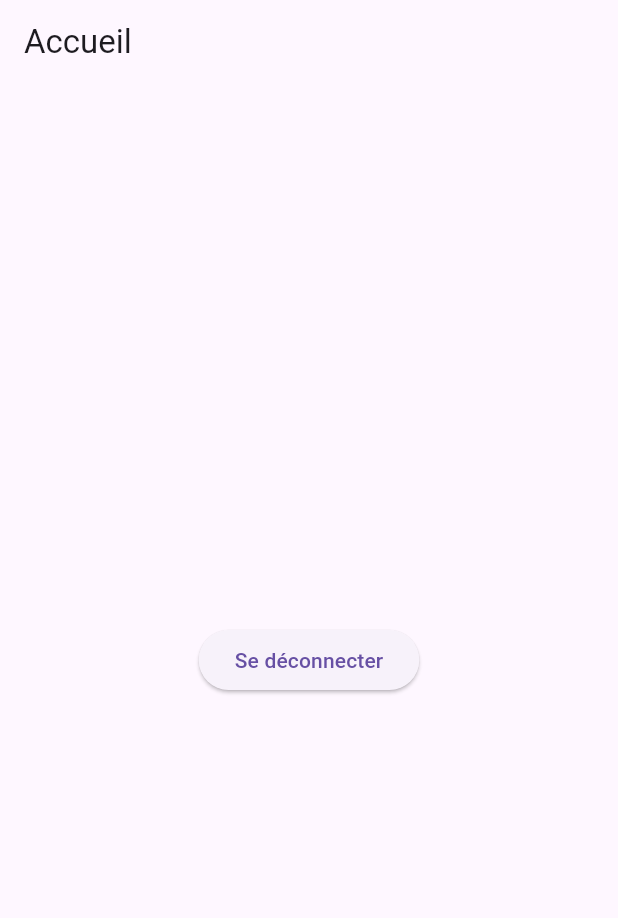
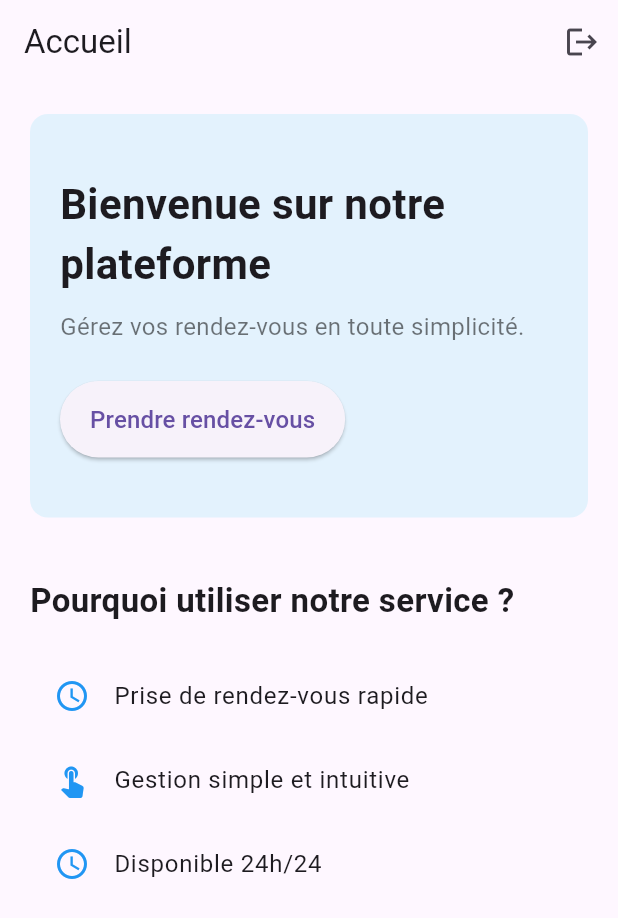
Before and after one commit to Nicolab78/Doctolib-copy, a Flutter app: the HomeScreen screen opened directly, on a phone screen of 412 x 824 dp. Shown: the top 918 px of the screen. Run offline on Flutter 3.47's test engine with Material 3 defaults, Android fonts, the phone set to English and light mode, and no system bars; our stand-ins replace dio, flutter_secure_storage; accounts and stored records are empty.

Commit message:
mobile appointement

```diff
--- a/doctolib_mobile/lib/screens/home_screen.dart
+++ b/doctolib_mobile/lib/screens/home_screen.dart
@@ -1,20 +1,105 @@
 import 'package:flutter/material.dart';
 import '../services/auth_service.dart';
+import 'practitioners_screen.dart';
 
 class HomeScreen extends StatelessWidget {
   final auth = AuthService();
 
+  HomeScreen({super.key});
+
   @override
   Widget build(BuildContext context) {
     return Scaffold(
-      appBar: AppBar(title: Text("Accueil")),
-      body: Center(
-        child: ElevatedButton(
-          onPressed: () async {
-            await auth.logout();
-            Navigator.pop(context);
-          },
-          child: Text("Se déconnecter"),
+      appBar: AppBar(
+        title: const Text("Accueil"),
+        actions: [
+          IconButton(
+            icon: const Icon(Icons.logout),
+            onPressed: () async {
+              await auth.logout();
+              Navigator.pop(context);
+            },
+          ),
+        ],
+      ),
+
+      body: SingleChildScrollView(
+        padding: const EdgeInsets.all(20),
+        child: Column(
+          crossAxisAlignment: CrossAxisAlignment.start,
+          children: [
+            Container(
+              width: double.infinity,
+              padding: const EdgeInsets.symmetric(vertical: 40, horizontal: 20),
+              decoration: BoxDecoration(
+                color: Colors.blue.shade50,
+                borderRadius: BorderRadius.circular(12),
+              ),
+              child: Column(
+                crossAxisAlignment: CrossAxisAlignment.start,
+                children: [
+                  const Text(
+                    "Bienvenue sur notre plateforme",
+                    style: TextStyle(fontSize: 28, fontWeight: FontWeight.bold),
+                  ),
+
+                  const SizedBox(height: 10),
+
+                  const Text(
+                    "Gérez vos rendez-vous en toute simplicité.",
+                    style: TextStyle(fontSize: 16, color: Colors.black54),
+                  ),
+
+                  const SizedBox(height: 25),
+
+                  ElevatedButton(
+                    onPressed: () {
+                      Navigator.push(
+                        context,
+                        MaterialPageRoute(
+                          builder: (_) => const PractitionersScreen(),
+                        ),
+                      );
+                    },
+                    style: ElevatedButton.styleFrom(
+                      padding: const EdgeInsets.symmetric(
+                        vertical: 14,
+                        horizontal: 20,
+                      ),
+                    ),
+                    child: const Text(
+                      "Prendre rendez-vous",
+                      style: TextStyle(fontSize: 16),
+                    ),
+                  ),
+                ],
+              ),
+            ),
+
+            const SizedBox(height: 40),
+
+            const Text(
+              "Pourquoi utiliser notre service ?",
+              style: TextStyle(fontSize: 22, fontWeight: FontWeight.bold),
+            ),
+
+            const SizedBox(height: 20),
+
+            const ListTile(
+              leading: Icon(Icons.schedule, color: Colors.blue),
+              title: Text("Prise de rendez-vous rapide"),
+            ),
+
+            const ListTile(
+              leading: Icon(Icons.touch_app, color: Colors.blue),
+              title: Text("Gestion simple et intuitive"),
+            ),
+
+            const ListTile(
+              leading: Icon(Icons.access_time, color: Colors.blue),
+              title: Text("Disponible 24h/24"),
+            ),
+          ],
         ),
       ),
     );
```
Also changed, not shown: doctolib_mobile/lib/screens/practitioners_screen.dart (added, +109 -0 lines), doctolib_mobile/lib/screens/take_appointment_screen.dart (added, +143 -0 lines), doctolib_mobile/lib/services/appointment_service.dart (added, +31 -0 lines), doctolib_mobile/lib/services/user_service.dart (added, +46 -0 lines), 3 other files.
